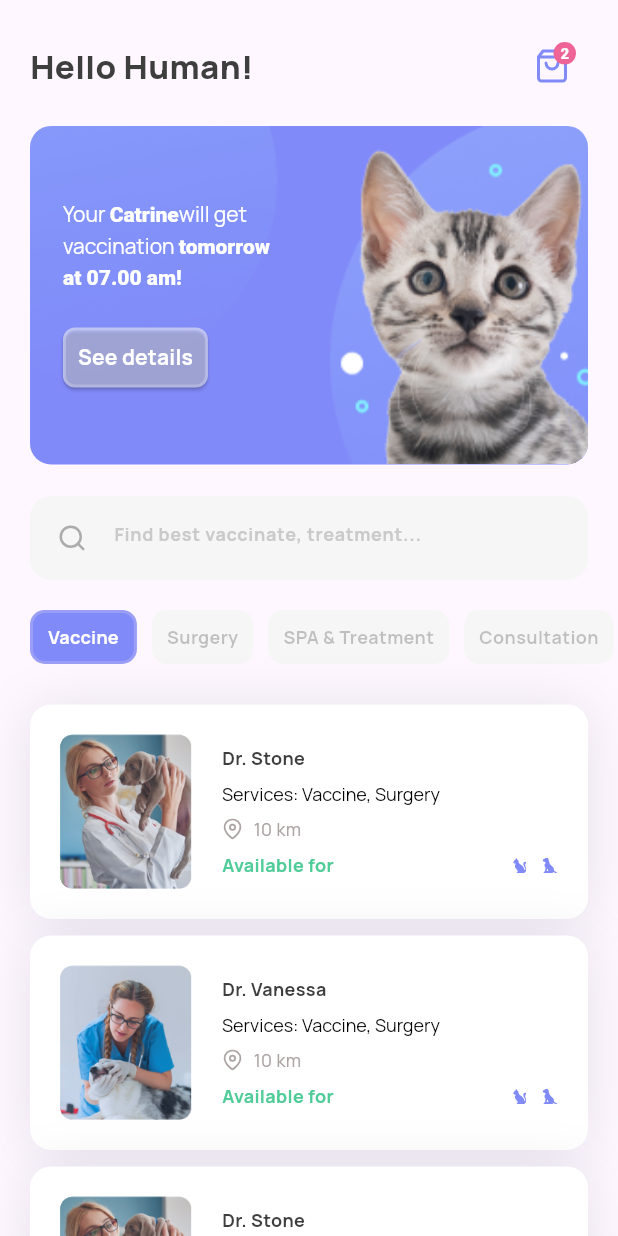
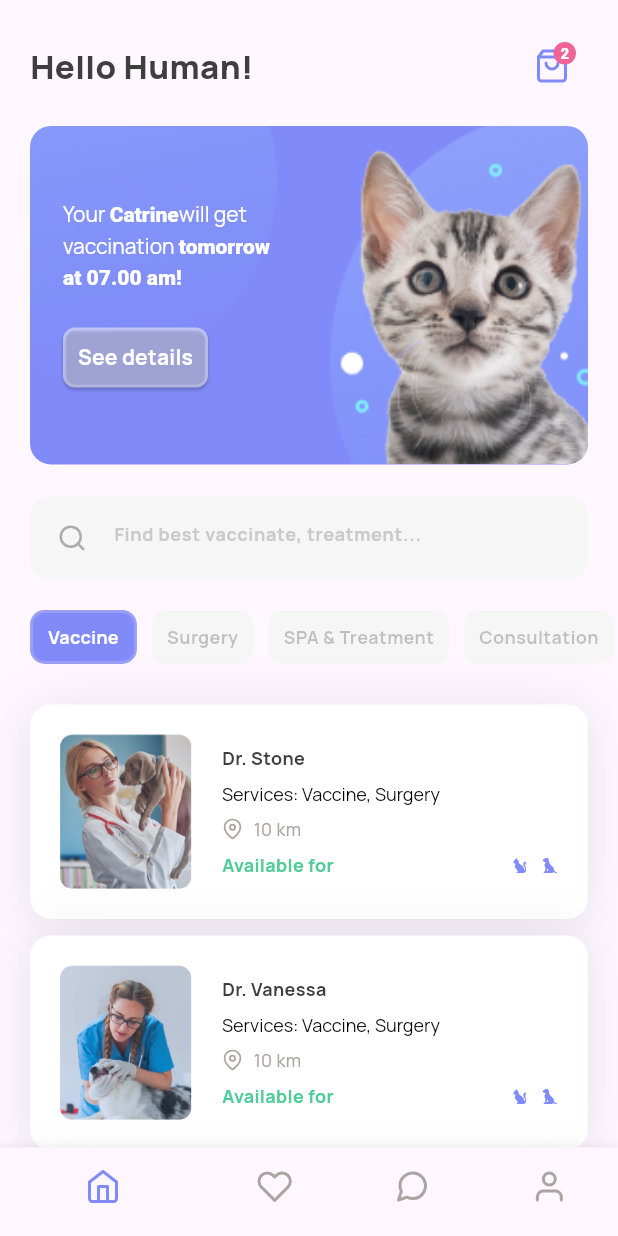
Before and after one commit to Eka051/slicing_healthy_pet, a Flutter app: the screen it shows after launch, on a phone screen of 412 x 824 dp. Run offline on Flutter 3.47's test engine with Material 3 defaults, Android fonts, the phone set to English and light mode, and no system bars; our stand-ins replace feather_icons, flutter_svg, google_fonts.

Commit message:
feat: Add bottom navigation bar to home screen and update layout structure

```diff
--- a/analysis_options.yaml
+++ b/analysis_options.yaml
@@ -7,6 +7,9 @@
 
 # The following line activates a set of recommended lints for Flutter apps,
 # packages, and plugins designed to encourage good coding practices.
+analyzer:
+  errors:
+    use_build_context_synchronously: ignore
 include: package:flutter_lints/flutter.yaml
 
 linter:
--- a/lib/screens/home_screen.dart
+++ b/lib/screens/home_screen.dart
@@ -7,6 +7,12 @@ import 'package:healthy_pet/models/service_model.dart';
 import 'package:flutter_svg/flutter_svg.dart';
 
 var selectedService = 0;
+var menus = [
+  FeatherIcons.home,
+  FeatherIcons.heart,
+  FeatherIcons.messageCircle,
+  FeatherIcons.user
+];
 
 class HomeScreen extends StatelessWidget {
   const HomeScreen({super.key});
@@ -15,6 +21,7 @@ class HomeScreen extends StatelessWidget {
   Widget build(BuildContext context) {
     SystemChrome.setSystemUIOverlayStyle(SystemUiOverlayStyle.dark);
     return Scaffold(
+        bottomNavigationBar: _bottomNavigationBar(),
         body: SafeArea(
             child: SingleChildScrollView(
           child: Column(
@@ -40,6 +47,18 @@ class HomeScreen extends StatelessWidget {
             ],
           ),
         )));
+  }
+
+  BottomNavigationBar _bottomNavigationBar() {
+    return BottomNavigationBar(
+      items: menus
+          .map((e) => BottomNavigationBarItem(icon: Icon(e), label: ''))
+          .toList(),
+      selectedItemColor: const Color(0xFF818AF9),
+      unselectedItemColor: const Color(0xFFACA3A3),
+      showSelectedLabels: false,
+      showUnselectedLabels: false,
+    );
   }
 
   ListView _doctors() {
```
Lines whose indentation alone changed are shown as unchanged.
